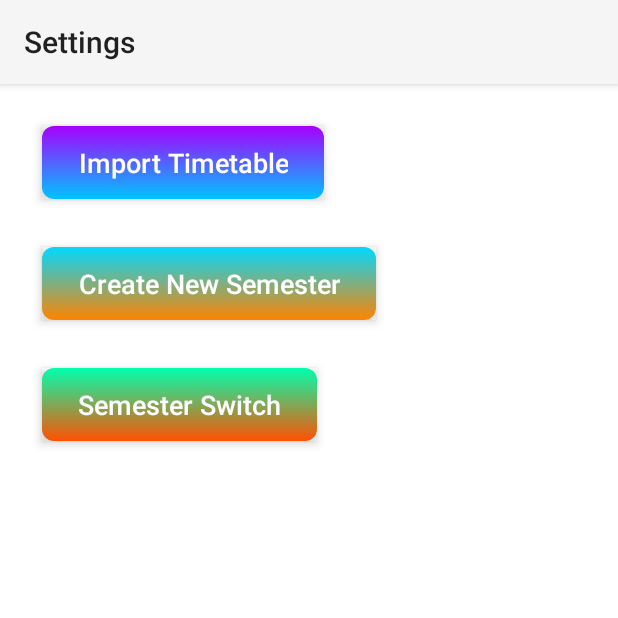
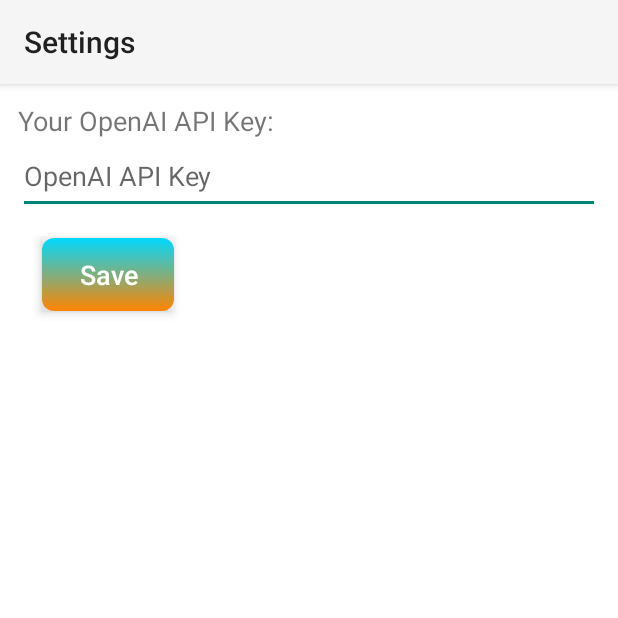
Before and after one commit to peylix/Curricularica-Android, an Android app: the screen it shows after launch (SettingsActivity), in the options menu, after a tap on "Settings", on a phone screen of 412 x 824 dp, the top half of it. Run offline under Robolectric (Android 15) with nearby library versions, the phone set to English and light mode, and no system bars.

Commit message:
Modified the code for sending and receiving messages from ChatGPT server

```diff
--- a/app/src/main/java/com/example/curricularica/ChatActivity.java
+++ b/app/src/main/java/com/example/curricularica/ChatActivity.java
@@ -3,6 +3,7 @@ package com.example.curricularica;
 import android.app.Activity;
 import android.content.Intent;
 import android.os.Bundle;
+import android.util.Log;
 import android.view.View;
 import android.widget.Button;
 import android.widget.EditText;
@@ -15,6 +16,7 @@ import androidx.appcompat.widget.Toolbar;
 import com.android.volley.VolleyError;
 import com.google.android.material.bottomnavigation.BottomNavigationView;
 
+import org.json.JSONArray;
 import org.json.JSONException;
 import org.json.JSONObject;
 
@@ -94,18 +96,25 @@ public class ChatActivity extends AppCompatActivity {
             @Override
             public void onResponse(JSONObject response) {
                 try {
-                    // Extracting the response text
-                    String responseText = response.getJSONArray("choices")
-                            .getJSONObject(0)
-                            .getString("text").trim();
+                    // Extracting the choices array
+                    JSONArray choices = response.getJSONArray("choices");
+                    if (choices.length() > 0) {
+                        // Get the first choice object
+                        JSONObject firstChoice = choices.getJSONObject(0);
+                        // Extracting the message object
+                        JSONObject messageObject = firstChoice.getJSONObject("message");
+                        // Extracting the content text
+                        String responseText = messageObject.getString("content").trim();
 
-                    // Display the response in the chat
-                    receiveMessage("Curricularica Copilot: " + responseText);
+                        // Display the response in the chat
+                        receiveMessage("Curricularica Copilot: " + responseText);
+                    }
                 } catch (JSONException e) {
                     e.printStackTrace();
                     receiveMessage("Curricularica Copilot: Error parsing response.");
                 }
             }
+
 
             @Override
             public void onError(VolleyError error) {
--- a/app/src/main/java/com/example/curricularica/ChatBotApiClient.java
+++ b/app/src/main/java/com/example/curricularica/ChatBotApiClient.java
@@ -8,6 +8,7 @@ import com.android.volley.VolleyError;
 import com.android.volley.toolbox.JsonObjectRequest;
 import com.android.volley.toolbox.Volley;
 
+import org.json.JSONArray;
 import org.json.JSONException;
 import org.json.JSONObject;
 
@@ -17,7 +18,7 @@ import java.util.Map;
 
 public class ChatBotApiClient {
 
-    private static final String API_URL = "https://api.openai.com/v1/engines/gpt-3.5-turbo/completions";
+    private static final String API_URL = "https://api.openai.com/v1/chat/completions";
     private static final String API_KEY = "";
     private RequestQueue requestQueue;
 
@@ -30,7 +31,18 @@ public class ChatBotApiClient {
         // Construct the request body
         JSONObject requestBody = new JSONObject();
         try {
-            requestBody.put("prompt", message);
+            // Create a messages array
+            JSONArray messages = new JSONArray();
+            // Add the user's message as an object in the messages array
+            JSONObject userMessage = new JSONObject();
+            userMessage.put("role", "user");
+            userMessage.put("content", message);
+            messages.put(userMessage);
+
+            // Put the messages array into the requestBody
+            requestBody.put("messages", messages);
+            requestBody.put("model", "gpt-3.5-turbo");
+            // Adjust max_tokens if needed
             requestBody.put("max_tokens", 50);
         } catch (JSONException e) {
             e.printStackTrace();
--- a/app/src/main/res/layout/activity_settings.xml
+++ b/app/src/main/res/layout/activity_settings.xml
@@ -25,27 +25,39 @@
             android:layout_height="wrap_content"
             android:orientation="vertical"
             android:padding="12dp">
-            <Button
-                android:id="@+id/button_import"
-                android:layout_width="wrap_content"
+            <TextView
+                android:id="@+id/displayFrom"
+                android:layout_width="match_parent"
                 android:layout_height="wrap_content"
-                android:layout_gravity="start"
-                android:layout_margin="16dp"
-                android:background="@drawable/button_background_5"
-                android:clickable="true"
-                android:elevation="4dp"
-                android:focusable="true"
-                android:foreground="?attr/selectableItemBackground"
-                android:outlineProvider="bounds"
-                android:paddingLeft="24dp"
-                android:paddingTop="12dp"
-                android:paddingRight="24dp"
-                android:paddingBottom="12dp"
-                android:stateListAnimator="@null"
-                android:text="Import Timetable"
-                android:textAllCaps="false"
-                android:textColor="#FFFFFF"
-                android:textSize="18sp" />
+                android:text="Your OpenAI API Key: "
+                android:textSize="18dp"
+                android:background="#FFFFFF"/>
+            <EditText
+                android:id="@+id/user_api"
+                android:layout_width="match_parent"
+                android:layout_height="50dp"
+                android:hint="OpenAI API Key" />
+<!--            <Button-->
+<!--                android:id="@+id/button_import"-->
+<!--                android:layout_width="wrap_content"-->
+<!--                android:layout_height="wrap_content"-->
+<!--                android:layout_gravity="start"-->
+<!--                android:layout_margin="16dp"-->
+<!--                android:background="@drawable/button_background_5"-->
+<!--                android:clickable="true"-->
+<!--                android:elevation="4dp"-->
+<!--                android:focusable="true"-->
+<!--                android:foreground="?attr/selectableItemBackground"-->
+<!--                android:outlineProvider="bounds"-->
+<!--                android:paddingLeft="24dp"-->
+<!--                android:paddingTop="12dp"-->
+<!--                android:paddingRight="24dp"-->
+<!--                android:paddingBottom="12dp"-->
+<!--                android:stateListAnimator="@null"-->
+<!--                android:text="Import Timetable"-->
+<!--                android:textAllCaps="false"-->
+<!--                android:textColor="#FFFFFF"-->
+<!--                android:textSize="18sp" />-->
 
             <Button
                 android:id="@+id/button_create"
@@ -64,32 +76,32 @@
                 android:paddingRight="24dp"
                 android:paddingBottom="12dp"
                 android:stateListAnimator="@null"
-                android:text="Create New Semester"
+                android:text="Save"
                 android:textAllCaps="false"
                 android:textColor="#FFFFFF"
                 android:textSize="18sp" />
 
-            <Button
-                android:id="@+id/button_switch"
-                android:layout_width="wrap_content"
-                android:layout_height="wrap_content"
-                android:layout_gravity="start"
-                android:layout_margin="16dp"
-                android:background="@drawable/button_background_3"
-                android:clickable="true"
-                android:elevation="4dp"
-                android:focusable="true"
-                android:foreground="?attr/selectableItemBackground"
-                android:outlineProvider="bounds"
-                android:paddingLeft="24dp"
-                android:paddingTop="12dp"
-                android:paddingRight="24dp"
-                android:paddingBottom="12dp"
-                android:stateListAnimator="@null"
-                android:text="Semester Switch"
-                android:textAllCaps="false"
-                android:textColor="#FFFFFF"
-                android:textSize="18sp" />
+<!--            <Button-->
+<!--                android:id="@+id/button_switch"-->
+<!--                android:layout_width="wrap_content"-->
+<!--                android:layout_height="wrap_content"-->
+<!--                android:layout_gravity="start"-->
+<!--                android:layout_margin="16dp"-->
+<!--                android:background="@drawable/button_background_3"-->
+<!--                android:clickable="true"-->
+<!--                android:elevation="4dp"-->
+<!--                android:focusable="true"-->
+<!--                android:foreground="?attr/selectableItemBackground"-->
+<!--                android:outlineProvider="bounds"-->
+<!--                android:paddingLeft="24dp"-->
+<!--                android:paddingTop="12dp"-->
+<!--                android:paddingRight="24dp"-->
+<!--                android:paddingBottom="12dp"-->
+<!--                android:stateListAnimator="@null"-->
+<!--                android:text="Semester Switch"-->
+<!--                android:textAllCaps="false"-->
+<!--                android:textColor="#FFFFFF"-->
+<!--                android:textSize="18sp" />-->
 
 
         </LinearLayout>
```
